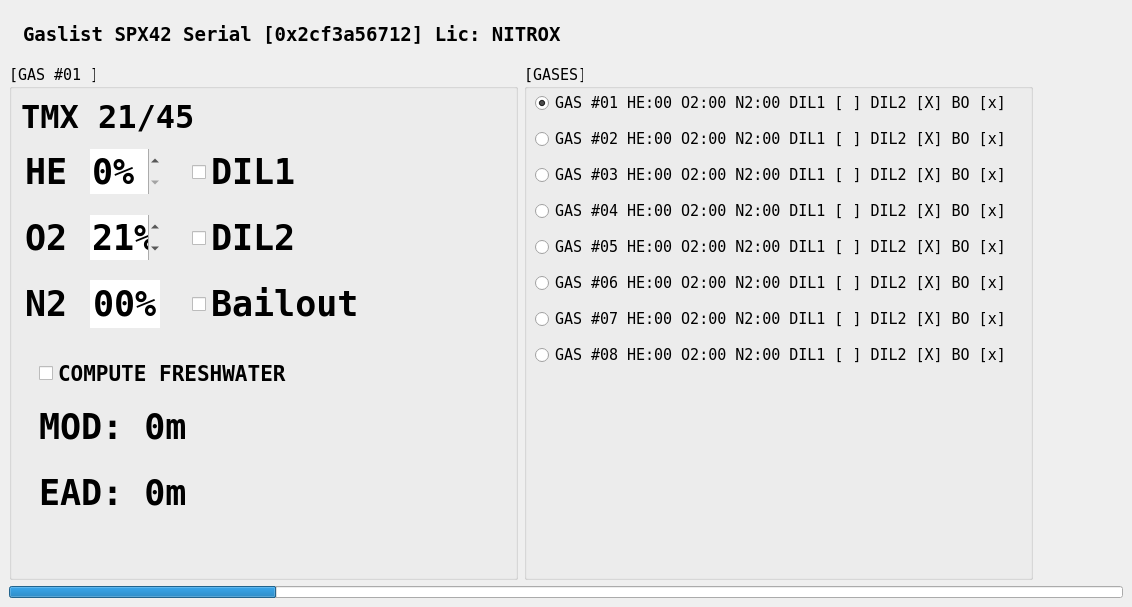
Above: src/ui/GasFragment.ui from dmarc0001/spx42Control before the change. Below: the same form after it.
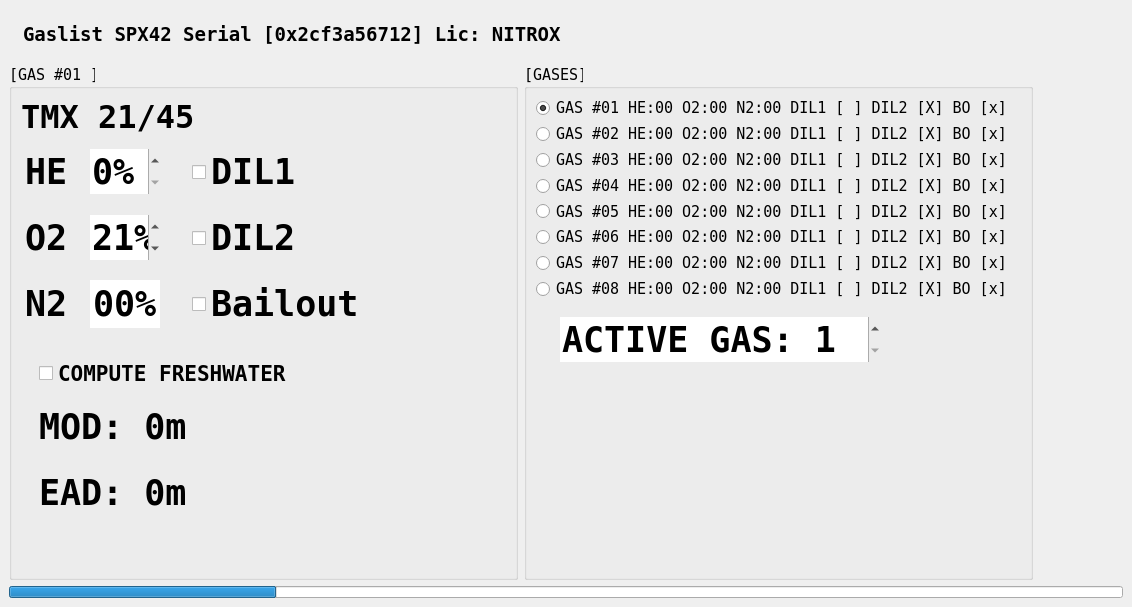
That is the form after the change.

Commit message: - gas page einlesen implementiert - bei gas veränderungen change signalisiert - active Gas implementiert - config "freeze" > neu resetten der hashes bei ankommenden daten - todo: Gas zurück schreiben

The edit to the form file:
```diff
--- a/src/ui/GasFragment.ui
+++ b/src/ui/GasFragment.ui
@@ -1100,21 +1100,6 @@
          <string>[GASES]</string>
         </property>
         <layout class="QVBoxLayout" name="verticalLayout_3">
-         <property name="spacing">
-          <number>8</number>
-         </property>
-         <property name="leftMargin">
-          <number>8</number>
-         </property>
-         <property name="topMargin">
-          <number>0</number>
-         </property>
-         <property name="rightMargin">
-          <number>8</number>
-         </property>
-         <property name="bottomMargin">
-          <number>0</number>
-         </property>
          <item>
           <widget class="QRadioButton" name="gas01RadioButton">
            <property name="sizePolicy">
@@ -1358,6 +1343,87 @@
            </property>
           </widget>
          </item>
+         <item>
+          <widget class="QWidget" name="activeGasWidget" native="true">
+           <property name="minimumSize">
+            <size>
+             <width>0</width>
+             <height>70</height>
+            </size>
+           </property>
+           <layout class="QVBoxLayout" name="verticalLayout_4">
+            <property name="leftMargin">
+             <number>24</number>
+            </property>
+            <item>
+             <widget class="QSpinBox" name="activeGasSpinBox">
+              <property name="sizePolicy">
+               <sizepolicy hsizetype="MinimumExpanding" vsizetype="Fixed">
+                <horstretch>0</horstretch>
+                <verstretch>0</verstretch>
+               </sizepolicy>
+              </property>
+              <property name="minimumSize">
+               <size>
+                <width>120</width>
+                <height>0</height>
+               </size>
+              </property>
+              <property name="maximumSize">
+               <size>
+                <width>320</width>
+                <height>16777215</height>
+               </size>
+              </property>
+              <property name="font">
+               <font>
+                <pointsize>26</pointsize>
+                <weight>75</weight>
+                <bold>true</bold>
+                <kerning>false</kerning>
+               </font>
+              </property>
+              <property name="cursor">
+               <cursorShape>ArrowCursor</cursorShape>
+              </property>
+              <property name="toolTip">
+               <string>oxigen percent value...</string>
+              </property>
+              <property name="statusTip">
+               <string>active gas (gas in your loop) on spx42...</string>
+              </property>
+              <property name="frame">
+               <bool>false</bool>
+              </property>
+              <property name="buttonSymbols">
+               <enum>QAbstractSpinBox::UpDownArrows</enum>
+              </property>
+              <property name="accelerated">
+               <bool>true</bool>
+              </property>
+              <property name="showGroupSeparator" stdset="0">
+               <bool>false</bool>
+              </property>
+              <property name="suffix">
+               <string/>
+              </property>
+              <property name="prefix">
+               <string>ACTIVE GAS: </string>
+              </property>
+              <property name="minimum">
+               <number>1</number>
+              </property>
+              <property name="maximum">
+               <number>8</number>
+              </property>
+              <property name="value">
+               <number>1</number>
+              </property>
+             </widget>
+            </item>
+           </layout>
+          </widget>
+         </item>
          <item>
           <spacer name="verticalSpacer_2">
            <property name="orientation">
```
Left out of the diff: 2 changed lines with no effect on the pictures. The commit also changes 10 other files.
